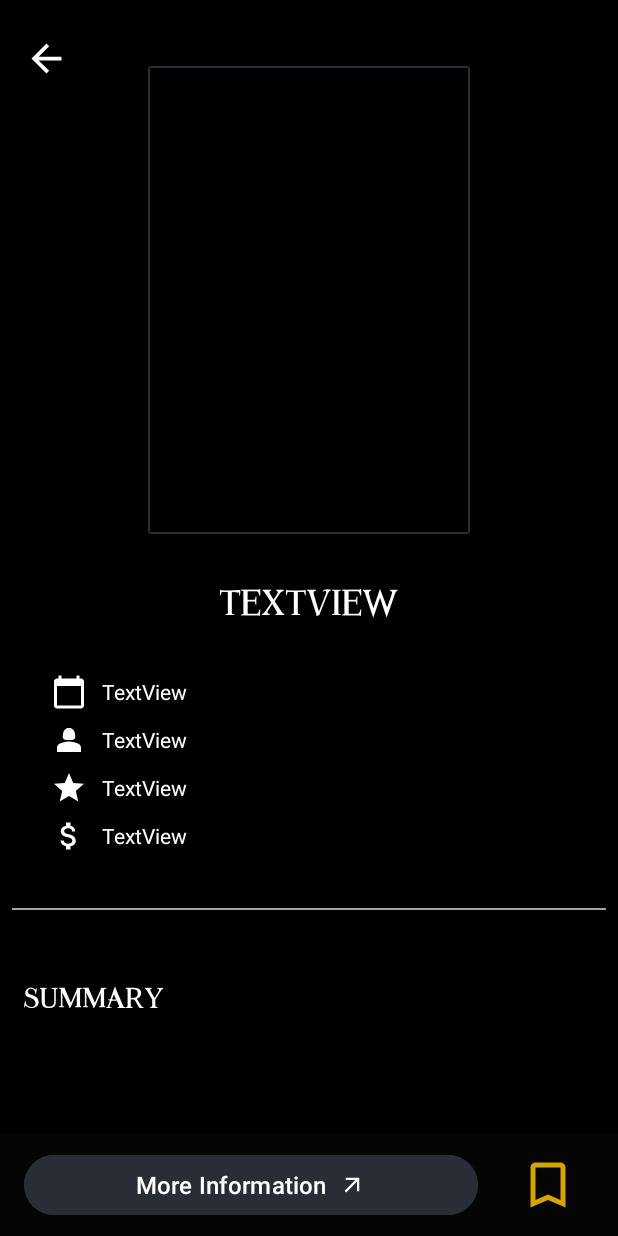
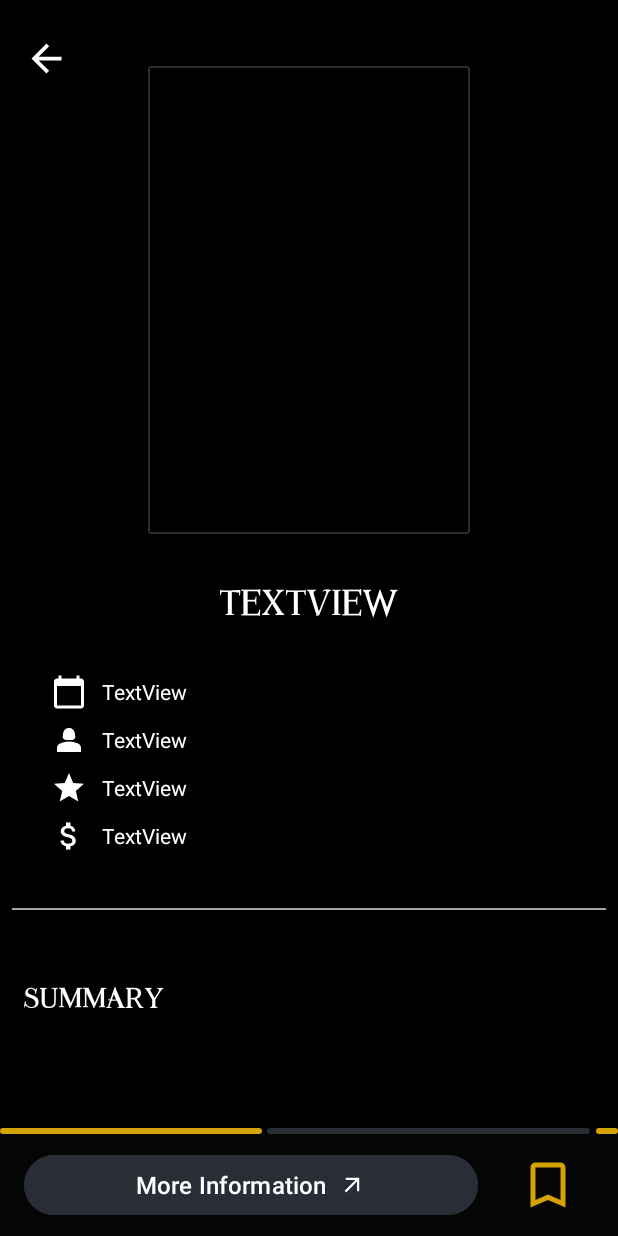
Before and after one commit to pyaestk/PotterVerse, an Android app: the layout activity_movie_details.xml on its own in the app's theme, with its tools: preview values and no code run, on a phone screen of 412 x 824 dp. Run offline under Robolectric (Android 15) with nearby library versions, the phone set to English and light mode, and no system bars.

Commit message:
update UI

```diff
--- a/app/src/main/res/layout/activity_movie_details.xml
+++ b/app/src/main/res/layout/activity_movie_details.xml
@@ -6,6 +6,17 @@
     android:layout_height="match_parent"
     android:background="@color/black"
     tools:context=".views.activities.MovieDetailsActivity">
+
+    <com.google.android.material.progressindicator.LinearProgressIndicator
+        android:id="@+id/progress_bar"
+        android:layout_width="match_parent"
+        android:layout_height="wrap_content"
+        android:indeterminate="true"
+        android:visibility="visible"
+        app:layout_constraintBottom_toTopOf="@+id/constraintLayout"
+        app:layout_constraintEnd_toEndOf="parent"
+        app:layout_constraintStart_toStartOf="parent"
+        app:trackColor="@color/secondary_color" />
 
     <LinearLayout
         android:id="@+id/constraintLayout"
```
Also changed, not shown: app/src/main/java/com/project/potterverse/views/activities/MovieDetailsActivity.kt (+14 -0 lines).
